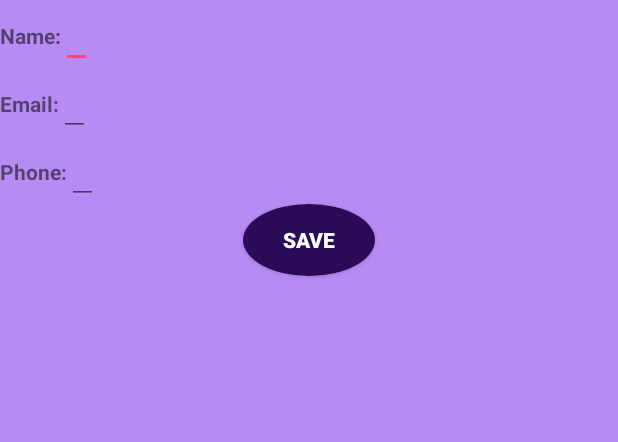
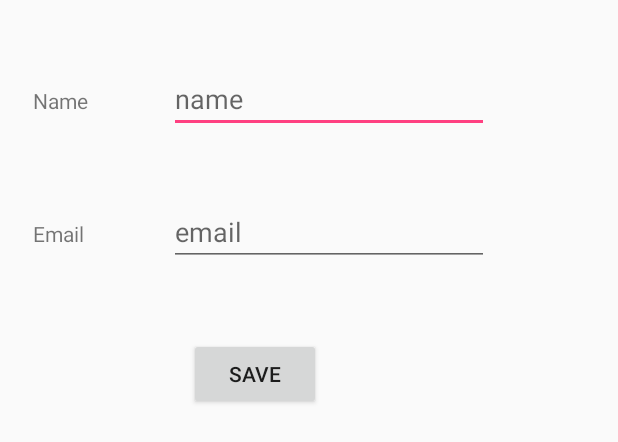
Before and after one commit to misikirmehari/android_apps, an Android app: the layout fragment_new_contact.xml on its own in the app's theme, with its tools: preview values and no code run, on a phone screen of 412 x 824 dp. Shown: the top 442 px of the screen. Run offline under Robolectric (Android 15) with nearby library versions, the phone set to English and light mode, and no system bars.

Commit message:
Finished App

```diff
--- a/AddressBook/app/src/main/AndroidManifest.xml
+++ b/AddressBook/app/src/main/AndroidManifest.xml
@@ -6,7 +6,6 @@
         android:allowBackup="true"
         android:icon="@mipmap/ic_launcher"
         android:label="@string/app_name"
-        android:roundIcon="@mipmap/ic_launcher_round"
         android:supportsRtl="true"
         android:theme="@style/AppTheme">
         <activity android:name=".MainActivity">
--- a/AddressBook/app/src/main/res/drawable/quitbtn.xml
+++ /dev/null
@@ -1,5 +0,0 @@
-<?xml version="1.0" encoding="utf-8"?>
-<shape xmlns:android="http://schemas.android.com/apk/res/android"
-    android:shape="oval">
-    <solid android:color="@color/colorAccent"/> <!--the color you want as background-->
-</shape>
--- a/AddressBook/app/src/main/res/drawable/shapes.xml
+++ b/AddressBook/app/src/main/res/drawable/shapes.xml
@@ -1,5 +1,5 @@
 <?xml version="1.0" encoding="utf-8"?>
 <shape xmlns:android="http://schemas.android.com/apk/res/android"
     android:shape="oval">
-    <solid android:color="@color/colorPrimaryDark"/> <!--the color you want as background-->
+    <solid android:color="@color/colorButtons"/> <!--the color you want as background-->
 </shape>
--- a/AddressBook/app/src/main/res/layout/fragment_new_contact.xml
+++ b/AddressBook/app/src/main/res/layout/fragment_new_contact.xml
@@ -1,78 +1,64 @@
 <RelativeLayout xmlns:android="http://schemas.android.com/apk/res/android"
+    xmlns:app="http://schemas.android.com/apk/res-auto"
     xmlns:tools="http://schemas.android.com/tools"
     android:layout_width="match_parent"
     android:layout_height="match_parent"
-    android:background="@color/colorNewContactFrag"
     tools:context="com.example.misikirmehari.addressbook.NewContactFrag">
 
-    <LinearLayout
-        android:layout_width="match_parent"
-        android:layout_height="match_parent"
-        android:orientation="vertical"
-        android:gravity="center_horizontal">
-    <LinearLayout
-        android:layout_width="match_parent"
+
+    <TextView
+        android:id="@+id/textViewName"
+        android:layout_width="wrap_content"
         android:layout_height="wrap_content"
-        android:orientation="horizontal">
+        android:text="Name"
+        android:layout_alignParentTop="true"
+        android:layout_alignStart="@+id/textViewEmail"
+        android:layout_marginTop="57dp" />
+
+    <EditText
+        android:id="@+id/editTextName"
+        android:layout_width="wrap_content"
+        android:layout_height="wrap_content"
+        android:ems="10"
+        android:inputType="textPersonName"
+        android:hint="name"
+        android:layout_alignBaseline="@+id/textViewName"
+        android:layout_alignBottom="@+id/textViewName"
+        android:layout_toEndOf="@+id/textViewName"
+        android:layout_marginStart="54dp" />
 
     <TextView
         android:layout_width="wrap_content"
         android:layout_height="wrap_content"
-            android:text="Name:"
-            android:textStyle="bold"
-            />
+        android:id="@+id/textViewEmail"
+        android:text="Email"
+        android:layout_alignBaseline="@+id/editTextEmail"
+        android:layout_alignBottom="@+id/editTextEmail"
+        android:layout_alignParentStart="true"
+        android:layout_marginStart="22dp" />
 
     <EditText
-            android:layout_width="wrap_content"
-            android:layout_height="wrap_content" />
-    </LinearLayout>
-
-    <LinearLayout
-        android:layout_width="match_parent"
-        android:layout_height="wrap_content"
-        android:orientation="horizontal">
-
-        <TextView
+        android:id="@+id/editTextEmail"
         android:layout_width="wrap_content"
         android:layout_height="wrap_content"
-            android:text="Email:"
-            android:textStyle="bold"
-            />
-
-        <EditText
-            android:layout_width="wrap_content"
-            android:layout_height="wrap_content" />
-    </LinearLayout>
-
-    <LinearLayout
-        android:layout_width="match_parent"
-        android:layout_height="wrap_content"
-        android:orientation="horizontal">
-
-        <TextView
-            android:layout_width="wrap_content"
-            android:layout_height="wrap_content"
-            android:text="Phone:"
-            android:textStyle="bold"
-            />
-
-        <EditText
-            android:layout_width="wrap_content"
-            android:layout_height="wrap_content" />
-    </LinearLayout>
+        android:ems="10"
+        android:inputType="textEmailAddress"
+        android:hint="email"
+        android:layout_marginTop="43dp"
+        android:layout_below="@+id/editTextName"
+        android:layout_alignStart="@+id/editTextName" />
 
 
     <Button
         android:id="@+id/save_btn"
         android:layout_width="wrap_content"
         android:layout_height="wrap_content"
-            android:background="@drawable/shapes"
-            android:text="save"
-            android:textColor="@android:color/white"
-            android:textStyle="bold" />
-
-    </LinearLayout>
-
+        android:layout_marginLeft="8dp"
+        android:text="Save"
+        android:layout_below="@+id/editTextEmail"
+        android:layout_alignStart="@+id/editTextEmail"
+        android:layout_marginStart="13dp"
+        android:layout_marginTop="48dp" />
 
 
 </RelativeLayout>
--- a/AddressBook/app/src/main/res/values/colors.xml
+++ b/AddressBook/app/src/main/res/values/colors.xml
@@ -3,7 +3,6 @@
     <color name="colorPrimary">#3F51B5</color>
     <color name="colorPrimaryDark">#2b0b57</color>
     <color name="colorAccent">#FF4081</color>
-    <color name="colorButtons">#6931b8</color>
+    <color name="colorButtons">#2a7da1</color>
     <color name="colorBacground">#456931b8</color>
-    <color name="colorNewContactFrag">#b78bf4</color>
 </resources>
```
Also changed, not shown: AddressBook/app/build.gradle (+4 -4 lines), AddressBook/app/src/main/java/com/example/misikirmehari/addressbook/MainActivity.java (+18 -13 lines), AddressBook/app/src/main/java/com/example/misikirmehari/addressbook/NewContactFrag.java (+38 -4 lines), AddressBook/app/src/main/java/com/example/misikirmehari/addressbook/ViewContactFrag.java (added, +59 -0 lines), AddressBook/app/src/main/res/activity_main.xml (deleted, +0 -44 lines), AddressBook/app/src/main/res/layout/activity_main.xml (+21 -24 lines), AddressBook/app/src/main/res/layout/fragment_view_contact.xml (added, +60 -0 lines), AddressBook/app/src/main/res/mipmap-hdpi/ic_launcher_round.png (deleted), AddressBook/app/src/main/res/mipmap-mdpi/ic_launcher_round.png (deleted), AddressBook/app/src/main/res/mipmap-xhdpi/ic_launcher_round.png (deleted), AddressBook/app/src/main/res/mipmap-xxhdpi/ic_launcher_round.png (deleted), AddressBook/app/src/main/res/mipmap-xxxhdpi/ic_launcher_round.png (deleted), 1 other file. Lines whose indentation alone changed are shown as unchanged.
